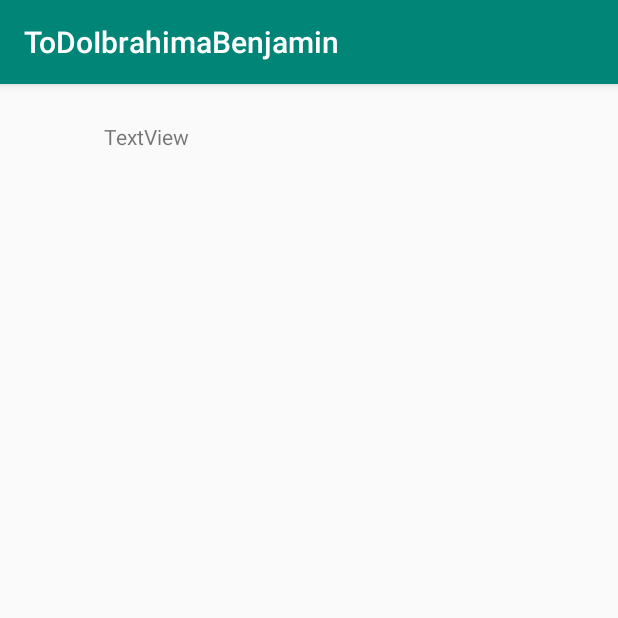
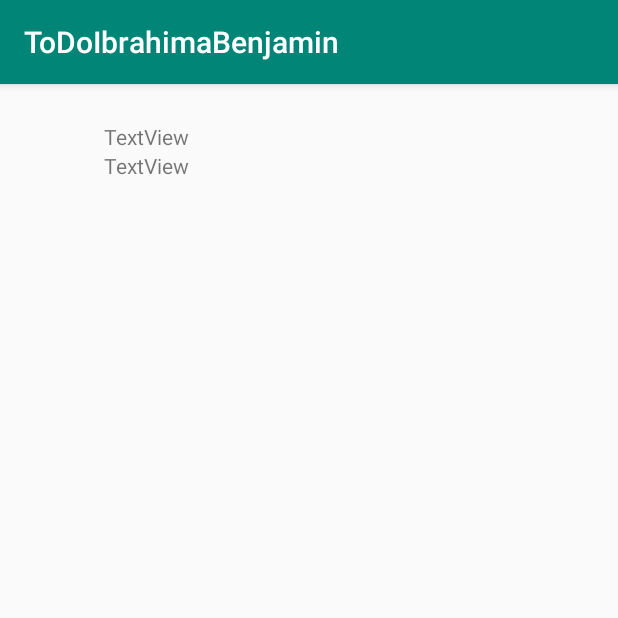
Before and after one commit to benjamin-benoit/ToDoBenjaminBenoit, an Android app: the screen it shows after launch (MainActivity), on a phone screen of 412 x 824 dp, the top half of it. Run offline under Robolectric (Android 15) with nearby library versions, the phone set to English and light mode, and no system bars; pictures from the network do not load; 3 statements that could not run were skipped.

Commit message:
upgrade project

```diff
--- a/app/src/main/java/com/benben/todo/network/UserService.kt
+++ b/app/src/main/java/com/benben/todo/network/UserService.kt
@@ -1,11 +1,9 @@
 package com.benben.todo.network
 
+import com.benben.todo.userinfo.UserInfo
 import okhttp3.MultipartBody
 import retrofit2.Response
-import retrofit2.http.GET
-import retrofit2.http.Multipart
-import retrofit2.http.PATCH
-import retrofit2.http.Part
+import retrofit2.http.*
 
 interface UserService {
     @GET("users/info")
@@ -14,4 +12,7 @@ interface UserService {
     @Multipart
     @PATCH("users/update_avatar")
     suspend fun updateAvatar(@Part avatar: MultipartBody.Part): Response<UserInfo>
+
+    @PATCH("users")
+    suspend fun update(@Body user: UserInfo): Response<UserInfo>
 }
--- a/app/src/main/java/com/benben/todo/task/TaskActivity.kt
+++ b/app/src/main/java/com/benben/todo/task/TaskActivity.kt
@@ -29,8 +29,8 @@ class TaskActivity : AppCompatActivity() {
             id = task.id
         }
 
-        fab?.setOnClickListener { view ->
-            var myTask = Task(id = id, title = title.text.toString(), description = description.text.toString())
+        fab?.setOnClickListener {
+            val myTask = Task(id = id, title = title.text.toString(), description = description.text.toString())
             intent.putExtra("task", myTask as Serializable)
             setResult(Activity.RESULT_OK, intent)
             finish()
--- a/app/src/main/java/com/benben/todo/tasklist/TaskListAdapter.kt
+++ b/app/src/main/java/com/benben/todo/tasklist/TaskListAdapter.kt
@@ -26,10 +26,10 @@ class TaskListAdapter : RecyclerView.Adapter<TaskListAdapter.TaskViewHolder>() {
             val deleteButton = itemView.findViewById<ImageButton>(R.id.deleteButton)
             val editButton = itemView.findViewById<ImageButton>(R.id.editButton)
 
-            editButton?.setOnClickListener { itemView ->
+            editButton?.setOnClickListener {
                 onEditClickListener?.invoke(task)
             }
-            deleteButton?.setOnClickListener { itemView ->
+            deleteButton?.setOnClickListener {
                 onDeleteClickListener?.invoke(task)
             }
         }
--- a/app/src/main/java/com/benben/todo/tasklist/TaskListFragment.kt
+++ b/app/src/main/java/com/benben/todo/tasklist/TaskListFragment.kt
@@ -44,12 +44,13 @@ class TaskListFragment : Fragment() {
         recyclerView.adapter = adapter
         recyclerView.layoutManager = LinearLayoutManager(activity)
         val fab = view.findViewById<FloatingActionButton>(R.id.fabAdd)
-//        val image_viewiew = view.findViewById<ImageView>(R.id.image_view)
+        // val image_viewiew = view.findViewById<ImageView>(R.id.image_view)
 
         val textViewUser = view.findViewById<TextView>(R.id.textViewUser)
         lifecycleScope.launch {
             val userInfo = Api.userService.getInfo().body()!!
             textViewUser.text = "${userInfo.firstName} ${userInfo.lastName}"
+            email.text = "${userInfo.email}"
         }
 
         viewModel.taskList.observe(this, Observer { newList ->
--- a/app/src/main/java/com/benben/todo/network/UserInfo.kt
+++ b/app/src/main/java/com/benben/todo/userinfo/UserInfo.kt
@@ -1,4 +1,4 @@
-package com.benben.todo.network
+package com.benben.todo.userinfo
 
 import com.squareup.moshi.Json
 
--- a/app/src/main/java/com/benben/todo/userinfo/UserInfoActivity.kt
+++ b/app/src/main/java/com/benben/todo/userinfo/UserInfoActivity.kt
@@ -15,7 +15,6 @@ import androidx.core.content.ContextCompat
 import androidx.lifecycle.lifecycleScope
 import com.benben.todo.R
 import com.benben.todo.network.Api
-import com.benben.todo.network.UserInfo
 import com.bumptech.glide.Glide
 import kotlinx.android.synthetic.main.activity_user_info.*
 import kotlinx.coroutines.launch
@@ -70,7 +69,7 @@ class UserInfoActivity: AppCompatActivity() {
     private fun showDialogBeforeRequest() {
         // Affiche une popup (Dialog) d'explications:
         AlertDialog.Builder(this).apply {
-            setMessage("On a besoin de la caméra sivouplé ! 🥺")
+            setMessage("On a besoin de la caméra sioupley ! 🥺")
             setPositiveButton(android.R.string.ok) { _, _ -> requestCameraPermission() }
             setCancelable(true)
             show()
@@ -157,7 +156,7 @@ class UserInfoActivity: AppCompatActivity() {
         } else if (requestCode == GALLERY_REQUEST_CODE && grantResults.firstOrNull() == PackageManager.PERMISSION_GRANTED) {
             uploadImage()
         } else {
-            Toast.makeText(this, "Si vous refusez, on peux pas prendre de photo ! 😢", Toast.LENGTH_LONG).show()
+            Toast.makeText(this, "Si vous refusez, on peux pas prendre de photo et on va vous goumer ! 😢", Toast.LENGTH_LONG).show()
         }
     }
 }
--- a/app/src/main/res/layout/fragment_task_list.xml
+++ b/app/src/main/res/layout/fragment_task_list.xml
@@ -51,4 +51,15 @@
         app:layout_constraintEnd_toEndOf="parent"
         app:srcCompat="@drawable/ic_add_black_24dp"
         android:focusable="true" />
+
+    <TextView
+        android:id="@+id/email"
+        android:layout_width="0dp"
+        android:layout_height="wrap_content"
+        android:layout_marginStart="8dp"
+        android:layout_marginEnd="8dp"
+        android:text="TextView"
+        app:layout_constraintEnd_toEndOf="parent"
+        app:layout_constraintStart_toEndOf="@+id/imageView"
+        app:layout_constraintTop_toBottomOf="@+id/textViewUser" />
 </androidx.constraintlayout.widget.ConstraintLayout>
```
Also changed, not shown: app/src/main/java/com/benben/todo/task/Task.kt (renamed from app/src/main/java/com/benben/todo/tasklist/Task.kt, +4 -3 lines), app/src/main/java/com/benben/todo/userinfo/UserInfoRepository.kt (added, +15 -0 lines).
